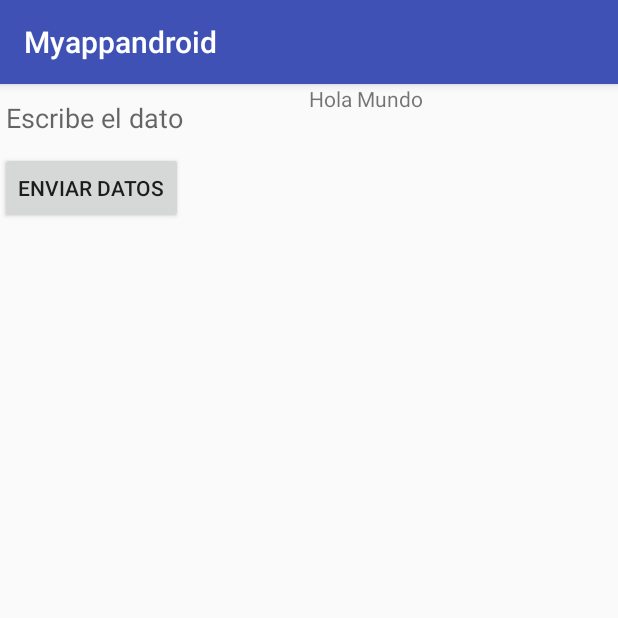
After one commit to smartdesarrollador/androidbasico, an Android app: the ActivityFragments screen opened directly, with no data from a screen before it, on a phone screen of 412 x 824 dp, the top half of it. The commit adds this screen. Run offline under Robolectric (Android 15) with nearby library versions, the phone set to English and light mode, and no system bars.

Commit message:
commit ejemplo fragment

```diff
--- a/app/src/main/AndroidManifest.xml
+++ b/app/src/main/AndroidManifest.xml
@@ -106,6 +106,13 @@
                 <category android:name="android.intent.category.DEFAULT" />
             </intent-filter>
         </activity>
+        <activity android:name=".ActivityFragments">
+            <intent-filter>
+                <action android:name="android.intent.action.MAIN" />
+
+                <category android:name="android.intent.category.DEFAULT" />
+            </intent-filter>
+        </activity>
     </application>
 
 </manifest>
--- /dev/null
+++ b/app/src/main/java/com/example/sistema/myappandroid/ActivityFragments.java
@@ -0,0 +1,20 @@
+package com.example.sistema.myappandroid;
+
+import android.support.v7.app.AppCompatActivity;
+import android.os.Bundle;
+
+public class ActivityFragments extends AppCompatActivity implements EnviarMensaje {
+
+    @Override
+    protected void onCreate(Bundle savedInstanceState) {
+        super.onCreate(savedInstanceState);
+        setContentView(R.layout.activity_fragments);
+    }
+
+    @Override
+    public void enviarDatos(String mensaje) {
+        FragmentB fragment = (FragmentB) getFragmentManager().findFragmentById(R.id.fragmentB);
+
+        fragment.recibir(mensaje);
+    }
+}
--- /dev/null
+++ b/app/src/main/java/com/example/sistema/myappandroid/EnviarMensaje.java
@@ -0,0 +1,10 @@
+package com.example.sistema.myappandroid;
+
+/**
+ * Created by sistema on 4/01/2017.
+ */
+
+public interface EnviarMensaje {
+
+    public  void enviarDatos(String mensaje);
+}
--- /dev/null
+++ b/app/src/main/java/com/example/sistema/myappandroid/FragmentA.java
@@ -0,0 +1,48 @@
+package com.example.sistema.myappandroid;
+
+import android.app.Activity;
+import android.app.Fragment;
+import android.os.Bundle;
+import android.view.LayoutInflater;
+import android.view.View;
+import android.view.ViewGroup;
+import android.widget.Button;
+import android.widget.EditText;
+
+/**
+ * Created by sistema on 4/01/2017.
+ */
+
+public class FragmentA extends Fragment  {
+
+    View rootView;
+    Button boton;
+    EditText editText;
+    EnviarMensaje EM;
+
+    public View onCreateView(LayoutInflater inflater, ViewGroup container, Bundle savedInstanceState){
+        rootView = inflater.inflate(R.layout.fragmenta,container,false);
+
+        editText = (EditText) rootView.findViewById(R.id.input);
+        boton = (Button) rootView.findViewById(R.id.boton);
+        boton.setOnClickListener(new View.OnClickListener() {
+            @Override
+            public void onClick(View view) {
+                 String dato = editText.getText().toString();
+                EM.enviarDatos(dato);
+            }
+
+
+        });
+
+        return rootView;
+    }
+
+    public void onAttach(Activity activity){
+        super.onAttach(activity);
+
+        EM = (EnviarMensaje) activity;
+    }
+
+
+}
--- /dev/null
+++ b/app/src/main/java/com/example/sistema/myappandroid/FragmentB.java
@@ -0,0 +1,29 @@
+package com.example.sistema.myappandroid;
+
+import android.app.Fragment;
+import android.os.Bundle;
+import android.view.LayoutInflater;
+import android.view.View;
+import android.view.ViewGroup;
+import android.widget.TextView;
+
+/**
+ * Created by sistema on 4/01/2017.
+ */
+
+public class FragmentB extends Fragment {
+
+    View rootView;
+    TextView output;
+
+    public View onCreateView(LayoutInflater inflater, ViewGroup container, Bundle savedIstanceState){
+        rootView = inflater.inflate(R.layout.fragmentb,container,false);
+        output = (TextView) rootView.findViewById(R.id.output);
+
+        return rootView;
+    }
+
+    public  void recibir(String msg){
+        output.setText(msg);
+    }
+}
--- a/app/src/main/java/com/example/sistema/myappandroid/LinkIntent.java
+++ b/app/src/main/java/com/example/sistema/myappandroid/LinkIntent.java
@@ -10,7 +10,8 @@ import android.widget.Button;
 public class LinkIntent extends AppCompatActivity implements View.OnClickListener {
 
     Button spinner, toggle, cuadro, checkbox, scrollview,
-            radiogroup, crudsqlite, tablelayout, imageview;
+            radiogroup, crudsqlite, tablelayout, imageview,
+            fragment;
 
     @Override
     protected void onCreate(Bundle savedInstanceState) {
@@ -26,6 +27,7 @@ public class LinkIntent extends AppCompatActivity implements View.OnClickListene
         crudsqlite = (Button) findViewById(R.id.crudsqlite);
         tablelayout = (Button) findViewById(R.id.tablelayout);
         imageview = (Button) findViewById(R.id.imageview);
+        fragment = (Button) findViewById(R.id.fragment);
 
 
 
@@ -38,6 +40,7 @@ public class LinkIntent extends AppCompatActivity implements View.OnClickListene
         crudsqlite.setOnClickListener(this);
         tablelayout.setOnClickListener(this);
         imageview.setOnClickListener(this);
+        fragment.setOnClickListener(this);
 
 
     }
@@ -91,6 +94,11 @@ public class LinkIntent extends AppCompatActivity implements View.OnClickListene
                 Intent ventana9 = new Intent(this,EjemploImageView.class);
                 startActivity(ventana9);
                 break;
+
+            case R.id.fragment:
+                Intent ventana10 = new Intent(this,ActivityFragments.class);
+                startActivity(ventana10);
+                break;
         }
 
     }
--- /dev/null
+++ b/app/src/main/res/layout/activity_fragments.xml
@@ -0,0 +1,26 @@
+<?xml version="1.0" encoding="utf-8"?>
+<LinearLayout xmlns:android="http://schemas.android.com/apk/res/android"
+    xmlns:tools="http://schemas.android.com/tools"
+    android:id="@+id/activity_fragments"
+    android:layout_width="match_parent"
+    android:layout_height="match_parent"
+    tools:context="com.example.sistema.myappandroid.ActivityFragments"
+    android:orientation="horizontal"
+    android:weightSum="1">
+
+    <fragment
+         android:id="@+id/fragmentA"
+        android:layout_width="0dp"
+        android:layout_height="match_parent"
+        android:layout_weight=".5"
+        class="com.example.sistema.myappandroid.FragmentA"/>
+
+    <fragment
+        android:id="@+id/fragmentB"
+        android:layout_width="0dp"
+        android:layout_height="match_parent"
+        android:layout_weight=".5"
+        class="com.example.sistema.myappandroid.FragmentB"
+        />
+
+</LinearLayout>
--- a/app/src/main/res/layout/activity_link_intent.xml
+++ b/app/src/main/res/layout/activity_link_intent.xml
@@ -60,4 +60,10 @@
        android:layout_width="wrap_content"
        android:layout_height="wrap_content"
        android:id="@+id/imageview"/>
+
+   <Button
+       android:text="Fragments"
+       android:layout_width="wrap_content"
+       android:layout_height="wrap_content"
+       android:id="@+id/fragment"/>
 </LinearLayout>
--- /dev/null
+++ b/app/src/main/res/layout/fragmenta.xml
@@ -0,0 +1,19 @@
+<?xml version="1.0" encoding="utf-8"?>
+<LinearLayout xmlns:android="http://schemas.android.com/apk/res/android"
+    android:layout_width="match_parent"
+    android:layout_height="match_parent"
+    android:orientation="vertical">
+
+   <EditText
+       android:id="@+id/input"
+       android:layout_width="match_parent"
+       android:layout_height="wrap_content"
+       android:hint="Escribe el dato"/>
+
+    <Button
+        android:id="@+id/boton"
+        android:layout_width="wrap_content"
+        android:layout_height="wrap_content"
+        android:text="Enviar datos"/>
+
+</LinearLayout>
--- /dev/null
+++ b/app/src/main/res/layout/fragmentb.xml
@@ -0,0 +1,13 @@
+<?xml version="1.0" encoding="utf-8"?>
+<LinearLayout xmlns:android="http://schemas.android.com/apk/res/android"
+    android:layout_width="match_parent"
+    android:layout_height="match_parent"
+    android:orientation="vertical">
+
+    <TextView
+        android:id="@+id/output"
+        android:text="Hola Mundo"
+        android:layout_width="match_parent"
+        android:layout_height="match_parent" />
+
+</LinearLayout>
```
